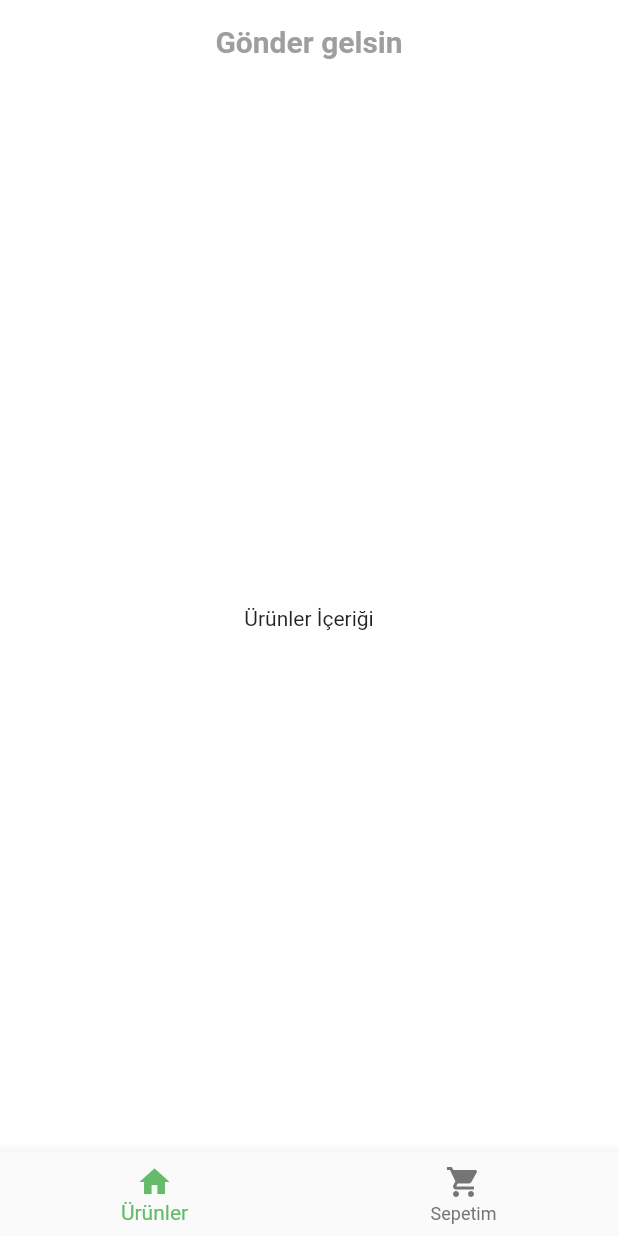
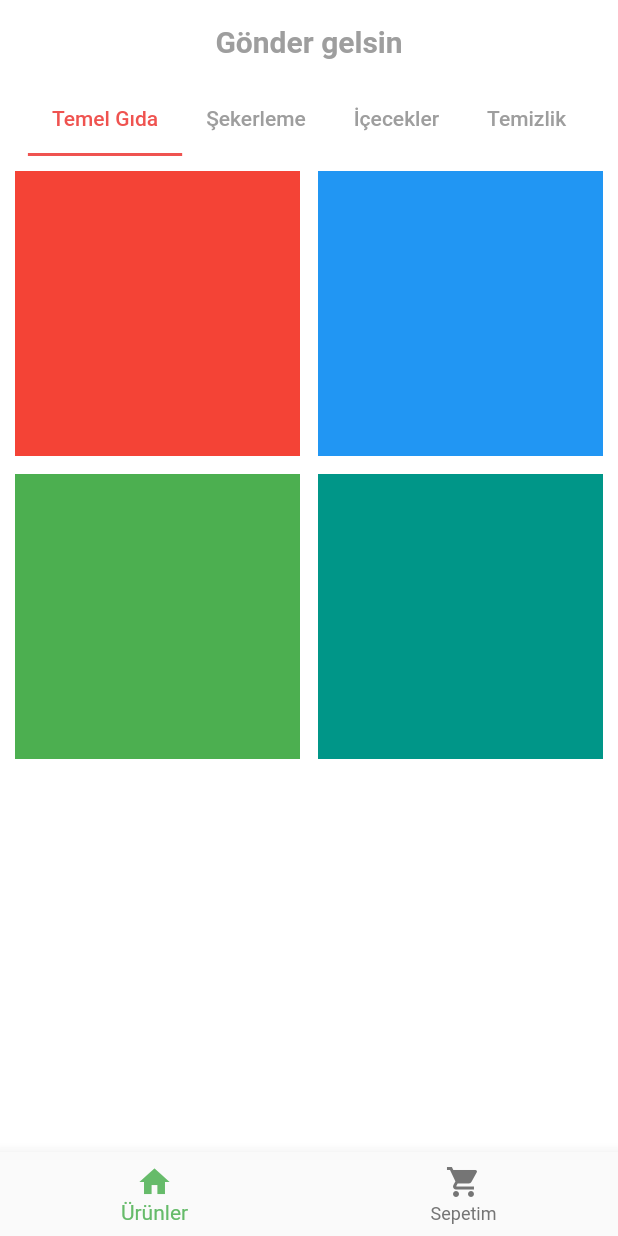
Before and after one commit to shatlykgur/shopping_ui, a Flutter app: the screen it shows after launch, on a phone screen of 412 x 824 dp. Run offline on Flutter 3.47's test engine with Material 2 defaults, Android fonts, the phone set to English and light mode, and no system bars.

Commit message:
kategori dosyası

```diff
--- /dev/null
+++ b/lib/kategori.dart
@@ -0,0 +1,29 @@
+import 'package:flutter/material.dart';
+
+class Kategori extends StatefulWidget {
+  final String kategori;
+
+  const Kategori({Key key, this.kategori}) : super(key: key);
+
+  @override
+  _KategoriState createState() => _KategoriState();
+}
+
+class _KategoriState extends State<Kategori> {
+  @override
+  Widget build(BuildContext context) {
+    return GridView.count(
+      crossAxisCount: 2,
+      mainAxisSpacing: 12.0,
+      crossAxisSpacing: 12.0,
+      padding: EdgeInsets.all(10.0),
+      childAspectRatio: 1,
+      children: [
+        Container(color: Colors.red),
+        Container(color: Colors.blue),
+        Container(color: Colors.green),
+        Container(color: Colors.teal),
+      ],
+    );
+  }
+}
--- a/lib/urunler.dart
+++ b/lib/urunler.dart
@@ -1,17 +1,49 @@
 import 'package:flutter/material.dart';
+import 'package:shopping_ui/kategori.dart';
 
 class Urunler extends StatefulWidget {
   @override
   _UrunlerState createState() => _UrunlerState();
 }
 
-class _UrunlerState extends State<Urunler> {
+class _UrunlerState extends State<Urunler> with SingleTickerProviderStateMixin {
+  TabController televizyonKontrolcusu;
+
+  @override
+  void initState() {
+    super.initState();
+    televizyonKontrolcusu = TabController(length: 4, vsync: this);
+  }
+
   @override
   Widget build(BuildContext context) {
-    return Center(
-      child: Text(
-        "Ürünler İçeriği"
-      ),
+    return Column(
+      children: [
+        TabBar(
+          controller: televizyonKontrolcusu,
+          indicatorColor: Colors.red[400],
+          labelColor: Colors.red[400],
+          unselectedLabelColor: Colors.grey,
+          isScrollable: true,
+          tabs: [
+            Tab(child: Text("Temel Gıda")),
+            Tab(child: Text("Şekerleme")),
+            Tab(child: Text("İçecekler")),
+            Tab(child: Text("Temizlik")),
+          ],
+        ),
+        Expanded(
+          child: TabBarView(
+            controller: televizyonKontrolcusu,
+            children: [
+              Kategori(kategori: "temel gıda"),
+              Kategori(kategori: "şekerleme"),
+              Kategori(kategori: "içecekler"),
+              Kategori(kategori: "temizlik"),
+            ],
+          ),
+        ),
+      ],
     );
   }
 }
```
Also changed, not shown: lib/sepetim.dart (+86 -4 lines).
